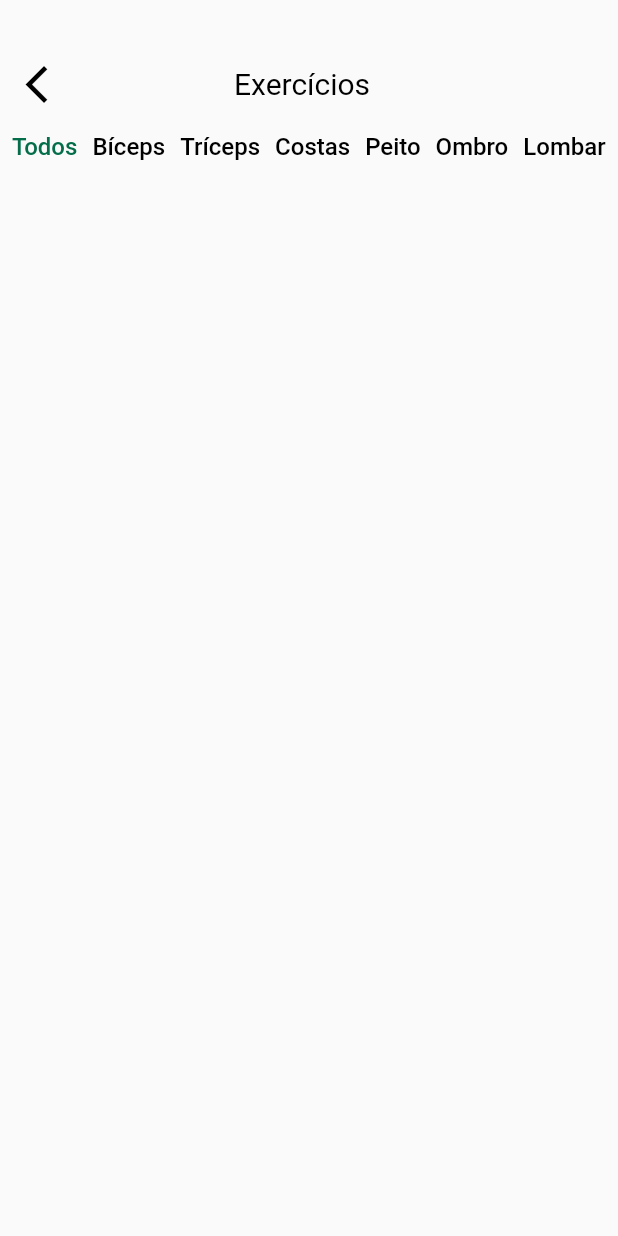
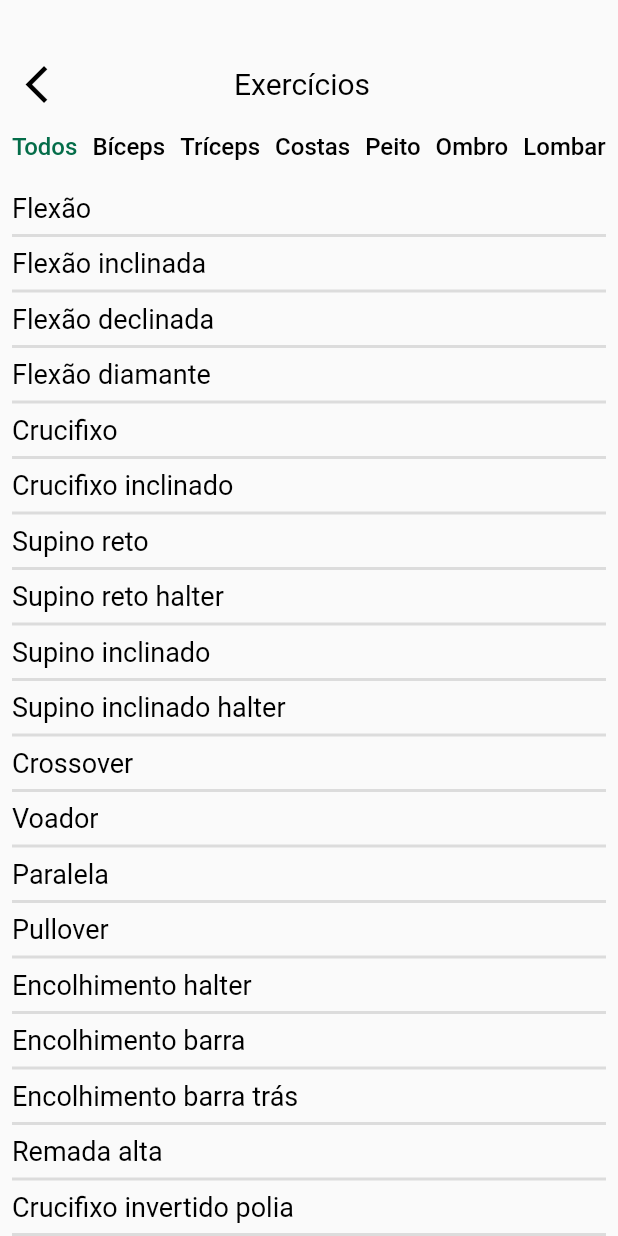
Before and after one commit to PauloVOFonseca/MyGymTrack, a Flutter app: the AllExercisesPage screen opened directly, on a phone screen of 412 x 824 dp. Run offline on Flutter 3.47's test engine with Material 2 defaults, Android fonts, the phone set to English and light mode, and no system bars; our stand-ins replace table_calendar; Roboto replaces fonts that are missing (FiraSans).

Commit message:
feat: create new theme and show all exercises

```diff
--- a/lib/src/application/theme/custom_themes.dart
+++ b/lib/src/application/theme/custom_themes.dart
@@ -24,6 +24,11 @@ class CustomThemes {
         fontSize: 20,
         fontWeight: FontWeight.w400,
       ),
+      bodyText1: TextStyle(
+        color: CustomColors.black,
+        fontSize: 18,
+        fontWeight: FontWeight.w400,
+      ),
       labelMedium: TextStyle(
         color: CustomColors.black,
         fontSize: 16,
--- a/lib/src/domain/mocks/exercises_list.dart
+++ b/lib/src/domain/mocks/exercises_list.dart
@@ -1,7 +1,6 @@
 import 'package:my_gym_track/src/domain/entities/exercise/exercise_entity.dart';
 
-class ExercisesListMock {
-  List<ExerciseEntity> exercisesListMock = [
+List<ExerciseEntity> EXERCISES_LIST_MOCK = [
   //!PEITO
   ExerciseEntity(name: "Flexão", category: ['Peito']),
   ExerciseEntity(name: "Flexão inclinada", category: ['Peito']),
@@ -99,8 +98,7 @@ class ExercisesListMock {
   ExerciseEntity(name: "Flexão abdominal", category: ['Abdômen']),
   ExerciseEntity(
       name: "Elevação de pernas (abdominal infra)", category: ['Abdômen']),
-    ExerciseEntity(
-        name: "Elevação de pernas barra fixa", category: ['Abdômen']),
+  ExerciseEntity(name: "Elevação de pernas barra fixa", category: ['Abdômen']),
   ExerciseEntity(name: "Russian twist", category: ['Abdômen']),
   ExerciseEntity(name: "Abdominal remador", category: ['Abdômen']),
   ExerciseEntity(name: "Abdominal canivete", category: ['Abdômen']),
@@ -117,13 +115,10 @@ class ExercisesListMock {
   ExerciseEntity(name: "Agachamento smith", category: ['Quadríceps, Gluteo']),
   ExerciseEntity(
       name: "Agachamento sumô", category: ['Quadríceps, Posterior, Gluteo']),
-    ExerciseEntity(
-        name: "Agachamento bulgáro", category: ['Quadríceps, Gluteo']),
-    ExerciseEntity(
-        name: "Agachamento frontal", category: ['Quadríceps, Gluteo']),
+  ExerciseEntity(name: "Agachamento bulgáro", category: ['Quadríceps, Gluteo']),
+  ExerciseEntity(name: "Agachamento frontal", category: ['Quadríceps, Gluteo']),
   ExerciseEntity(name: "Agachamento sissy", category: ['Quadríceps, Gluteo']),
-    ExerciseEntity(
-        name: "Agachamento pistol", category: ['Quadríceps, Gluteo']),
+  ExerciseEntity(name: "Agachamento pistol", category: ['Quadríceps, Gluteo']),
   ExerciseEntity(name: "Cadeira extensora", category: ['Quadríceps']),
   ExerciseEntity(name: "Afundo", category: ['Quadríceps']),
   ExerciseEntity(name: "Afundo smith", category: ['Quadríceps']),
@@ -147,8 +142,6 @@ class ExercisesListMock {
   ExerciseEntity(name: "Elevação de panturrilha", category: ['Panturrilha']),
   ExerciseEntity(
       name: "Elevação de panturrilha smith", category: ['Panturrilha']),
-    ExerciseEntity(
-        name: "Elevação de panturrilha 45", category: ['Panturrilha']),
+  ExerciseEntity(name: "Elevação de panturrilha 45", category: ['Panturrilha']),
   ExerciseEntity(name: "Panturrilha sentado", category: ['Panturrilha']),
 ];
-}
--- a/lib/src/presentation/pages/all_exercises/all_exercises_page.dart
+++ b/lib/src/presentation/pages/all_exercises/all_exercises_page.dart
@@ -1,4 +1,5 @@
 import 'package:flutter/material.dart';
+import 'package:my_gym_track/src/domain/mocks/exercises_list.dart';
 
 import '../../../application/theme/custom_colors.dart';
 
@@ -84,6 +85,23 @@ class _AllExercisesPageState extends State<AllExercisesPage> {
                 },
               ),
             ),
+            Expanded(
+              child: ListView.separated(
+                physics: const BouncingScrollPhysics(),
+                itemCount: EXERCISES_LIST_MOCK.length,
+                itemBuilder: (BuildContext context, int index) {
+                  return GestureDetector(
+                    onTap: () => selected.value = index,
+                    child: Text(
+                      EXERCISES_LIST_MOCK[index].name,
+                      style: Theme.of(context).textTheme.bodyText1,
+                    ),
+                  );
+                },
+                separatorBuilder: (context, index) =>
+                    const Divider(thickness: 2),
+              ),
+            ),
           ],
         ),
       ),
```
Lines whose indentation alone changed are shown as unchanged.
